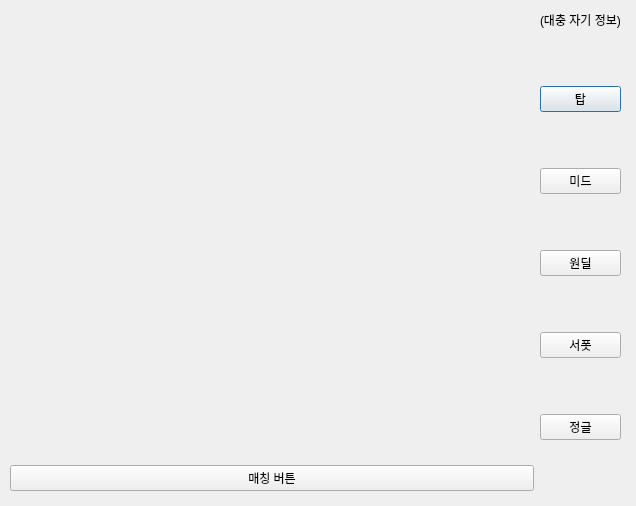
CAU-OSS-2019/team-project-team17, file gui/secdialog.ui: the form before one commit.
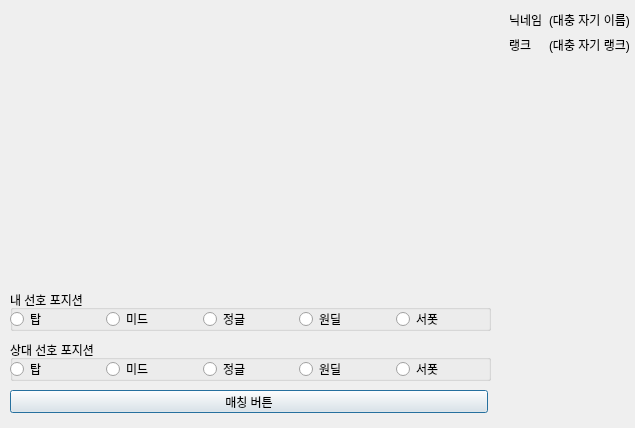
The form after the commit.

Diff of the .ui file:
```diff
--- a/gui/secdialog.ui
+++ b/gui/secdialog.ui
@@ -6,8 +6,8 @@
    <rect>
     <x>0</x>
     <y>0</y>
-    <width>636</width>
-    <height>506</height>
+    <width>635</width>
+    <height>428</height>
    </rect>
   </property>
   <property name="windowTitle">
@@ -18,71 +18,12 @@
     <rect>
      <x>10</x>
      <y>10</y>
-     <width>611</width>
-     <height>481</height>
+     <width>620</width>
+     <height>271</height>
     </rect>
    </property>
    <layout class="QGridLayout" name="gridLayout">
-    <item row="3" column="1">
-     <layout class="QVBoxLayout" name="verticalLayout_3">
-      <item>
-       <widget class="QPushButton" name="pushButton_3">
-        <property name="text">
-         <string>탑</string>
-        </property>
-       </widget>
-      </item>
-      <item>
-       <widget class="QPushButton" name="pushButton_4">
-        <property name="text">
-         <string>미드</string>
-        </property>
-       </widget>
-      </item>
-      <item>
-       <widget class="QPushButton" name="pushButton_2">
-        <property name="text">
-         <string>원딜</string>
-        </property>
-       </widget>
-      </item>
-      <item>
-       <widget class="QPushButton" name="pushButton_5">
-        <property name="text">
-         <string>서폿</string>
-        </property>
-       </widget>
-      </item>
-      <item>
-       <widget class="QPushButton" name="pushButton_6">
-        <property name="text">
-         <string>정글</string>
-        </property>
-       </widget>
-      </item>
-     </layout>
-    </item>
-    <item row="0" column="0">
-     <spacer name="horizontalSpacer">
-      <property name="orientation">
-       <enum>Qt::Horizontal</enum>
-      </property>
-      <property name="sizeHint" stdset="0">
-       <size>
-        <width>40</width>
-        <height>20</height>
-       </size>
-      </property>
-     </spacer>
-    </item>
-    <item row="0" column="1">
-     <widget class="QLabel" name="label">
-      <property name="text">
-       <string>(대충 자기 정보)</string>
-      </property>
-     </widget>
-    </item>
-    <item row="3" column="0">
+    <item row="4" column="0">
      <layout class="QVBoxLayout" name="verticalLayout">
       <item>
        <layout class="QGridLayout" name="gridLayout_3">
@@ -147,17 +88,184 @@
         </item>
        </layout>
       </item>
-      <item>
-       <widget class="QPushButton" name="pushButton">
-        <property name="text">
-         <string>매칭 버튼</string>
-        </property>
-       </widget>
-      </item>
      </layout>
     </item>
+    <item row="0" column="2">
+     <widget class="QLabel" name="label">
+      <property name="text">
+       <string>(대충 자기 이름)</string>
+      </property>
+     </widget>
+    </item>
+    <item row="0" column="0">
+     <spacer name="horizontalSpacer">
+      <property name="orientation">
+       <enum>Qt::Horizontal</enum>
+      </property>
+      <property name="sizeHint" stdset="0">
+       <size>
+        <width>40</width>
+        <height>20</height>
+       </size>
+      </property>
+     </spacer>
+    </item>
+    <item row="1" column="1">
+     <widget class="QLabel" name="label_5">
+      <property name="text">
+       <string>랭크</string>
+      </property>
+     </widget>
+    </item>
+    <item row="1" column="2">
+     <widget class="QLabel" name="label_3">
+      <property name="text">
+       <string>(대충 자기 랭크)</string>
+      </property>
+     </widget>
+    </item>
+    <item row="0" column="1">
+     <widget class="QLabel" name="label_4">
+      <property name="text">
+       <string>닉네임</string>
+      </property>
+     </widget>
+    </item>
    </layout>
   </widget>
+  <widget class="QGroupBox" name="groupBox">
+   <property name="geometry">
+    <rect>
+     <x>10</x>
+     <y>290</y>
+     <width>481</width>
+     <height>41</height>
+    </rect>
+   </property>
+   <property name="title">
+    <string>내 선호 포지션</string>
+   </property>
+   <widget class="QWidget" name="horizontalLayoutWidget">
+    <property name="geometry">
+     <rect>
+      <x>0</x>
+      <y>20</y>
+      <width>476</width>
+      <height>18</height>
+     </rect>
+    </property>
+    <layout class="QHBoxLayout" name="horizontalLayout_4">
+     <item>
+      <widget class="QRadioButton" name="Top1">
+       <property name="text">
+        <string>탑</string>
+       </property>
+      </widget>
+     </item>
+     <item>
+      <widget class="QRadioButton" name="Mid1">
+       <property name="text">
+        <string>미드</string>
+       </property>
+      </widget>
+     </item>
+     <item>
+      <widget class="QRadioButton" name="Jungle1">
+       <property name="text">
+        <string>정글</string>
+       </property>
+      </widget>
+     </item>
+     <item>
+      <widget class="QRadioButton" name="AD1">
+       <property name="text">
+        <string>원딜</string>
+       </property>
+      </widget>
+     </item>
+     <item>
+      <widget class="QRadioButton" name="Suppot1">
+       <property name="text">
+        <string>서폿</string>
+       </property>
+      </widget>
+     </item>
+    </layout>
+   </widget>
+  </widget>
+  <widget class="QGroupBox" name="groupBox_2">
+   <property name="geometry">
+    <rect>
+     <x>10</x>
+     <y>340</y>
+     <width>481</width>
+     <height>41</height>
+    </rect>
+   </property>
+   <property name="title">
+    <string>상대 선호 포지션</string>
+   </property>
+   <widget class="QWidget" name="horizontalLayoutWidget_2">
+    <property name="geometry">
+     <rect>
+      <x>0</x>
+      <y>20</y>
+      <width>476</width>
+      <height>18</height>
+     </rect>
+    </property>
+    <layout class="QHBoxLayout" name="horizontalLayout_5">
+     <item>
+      <widget class="QRadioButton" name="Top2">
+       <property name="text">
+        <string>탑</string>
+       </property>
+      </widget>
+     </item>
+     <item>
+      <widget class="QRadioButton" name="Mid2">
+       <property name="text">
+        <string>미드</string>
+       </property>
+      </widget>
+     </item>
+     <item>
+      <widget class="QRadioButton" name="Jungle2">
+       <property name="text">
+        <string>정글</string>
+       </property>
+      </widget>
+     </item>
+     <item>
+      <widget class="QRadioButton" name="AD2">
+       <property name="text">
+        <string>원딜</string>
+       </property>
+      </widget>
+     </item>
+     <item>
+      <widget class="QRadioButton" name="Suppot2">
+       <property name="text">
+        <string>서폿</string>
+       </property>
+      </widget>
+     </item>
+    </layout>
+   </widget>
+  </widget>
+  <widget class="QPushButton" name="pushButton">
+   <property name="geometry">
+    <rect>
+     <x>10</x>
+     <y>390</y>
+     <width>478</width>
+     <height>23</height>
+    </rect>
+   </property>
+   <property name="text">
+    <string>매칭 버튼</string>
+   </property>
+  </widget>
  </widget>
  <resources/>
  <connections/>
```
